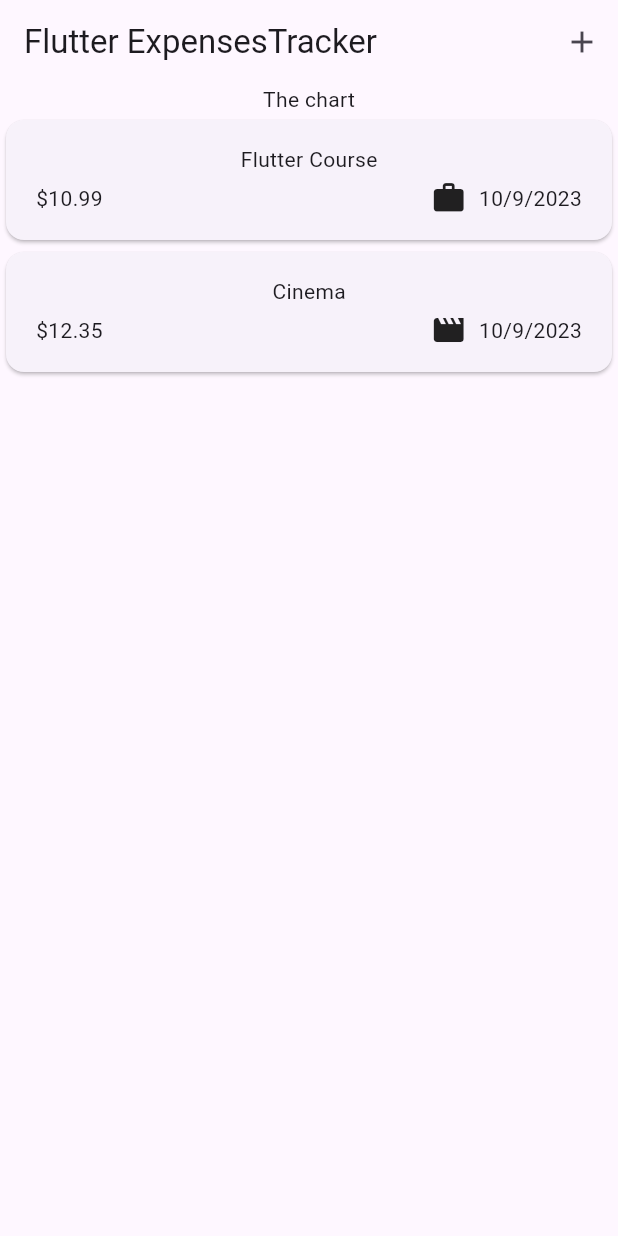
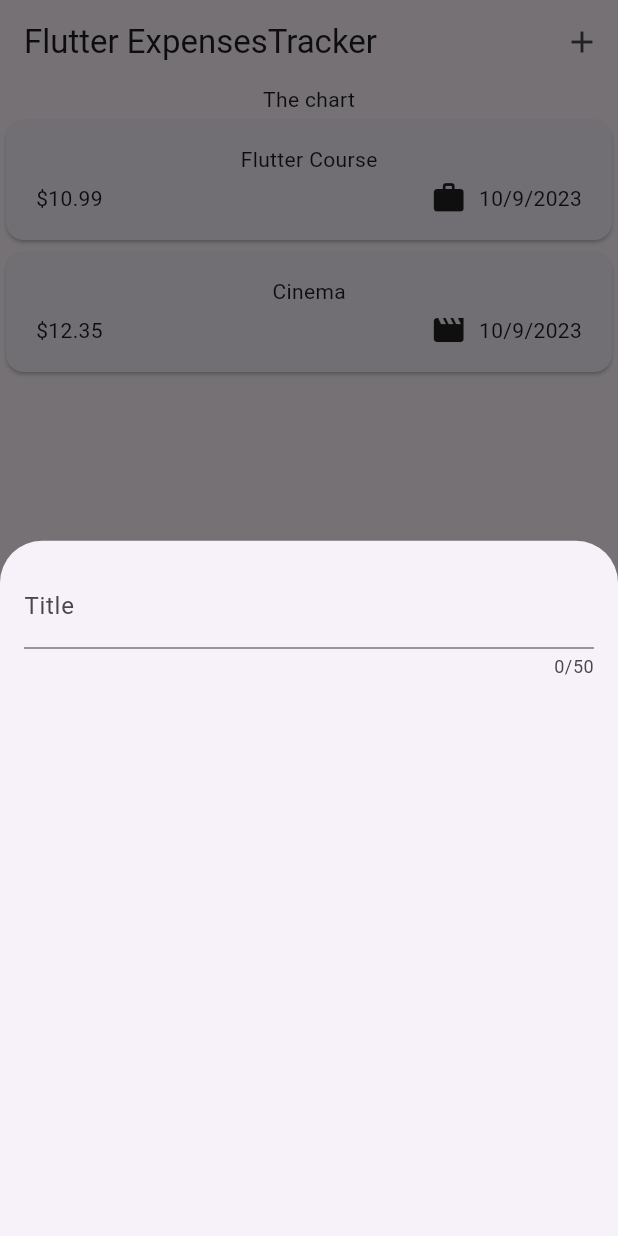
Before and after one commit to Louis-Gil/playground, a Flutter app: the screen it shows after launch, after a tap on the "add" icon, on a phone screen of 412 x 824 dp. Run offline on Flutter 3.47's test engine with Material 2 defaults, Android fonts, the phone set to English and light mode, and no system bars; our stand-ins replace google_fonts.

Commit message:
feat : Add new expense at app bar

```diff
--- a/flutter_guild/expense_tracker/lib/widgets/expenses.dart
+++ b/flutter_guild/expense_tracker/lib/widgets/expenses.dart
@@ -1,4 +1,5 @@
 import 'package:expense_tracker/widgets/expensis_list/expenses_list.dart';
+import 'package:expense_tracker/widgets/new_expense.dart';
 import 'package:flutter/material.dart';
 
 import 'package:expense_tracker/models/expense.dart';
@@ -28,6 +29,13 @@ class _ExpensesState extends State<Expenses> {
     ),
   ];
 
+  void _openAddExpenseOverlay() {
+    showModalBottomSheet(
+      context: context,
+      builder: (ctx) => const NewExpense(),
+    );
+  }
+
   @override
   Widget build(BuildContext context) {
     return Scaffold(
@@ -35,7 +43,7 @@ class _ExpensesState extends State<Expenses> {
         title: const Text('Flutter ExpensesTracker'),
         actions: [
           IconButton(
-            onPressed: () {},
+            onPressed: _openAddExpenseOverlay,
             icon: const Icon(Icons.add),
           )
         ],
--- /dev/null
+++ b/flutter_guild/expense_tracker/lib/widgets/new_expense.dart
@@ -0,0 +1,29 @@
+import 'package:flutter/material.dart';
+
+class NewExpense extends StatefulWidget {
+  const NewExpense({super.key});
+
+  @override
+  State<NewExpense> createState() {
+    return _NewExpenseState();
+  }
+}
+
+class _NewExpenseState extends State<NewExpense> {
+  @override
+  Widget build(BuildContext context) {
+    return const Padding(
+      padding: EdgeInsets.all(16),
+      child: Column(
+        children: [
+          TextField(
+            maxLength: 50,
+            decoration: InputDecoration(
+              label: Text('Title'),
+            ),
+          ),
+        ],
+      ),
+    );
+  }
+}
```
